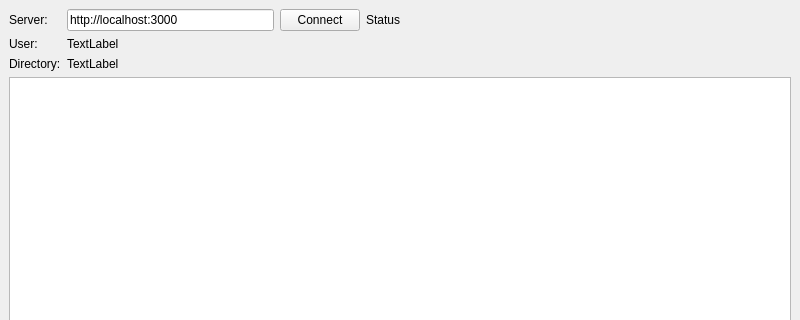
Above: client/src/mainwindow.ui from sierdzio/cutecloud before the change; both pictures show x 0 to 800 and y 0 to 320 of the 800 by 600 pixel window. Below: the same form after it.
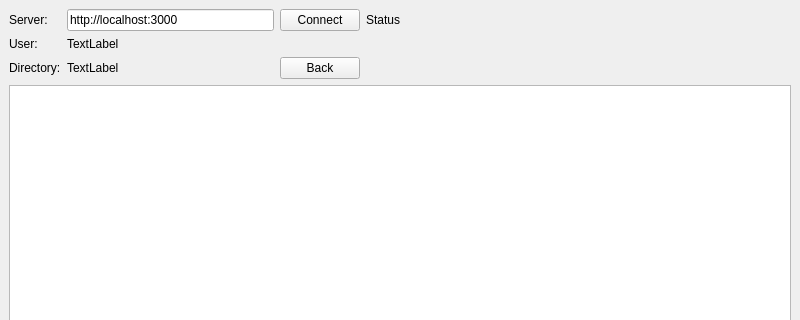
That is the form after the change.

Commit message: Add back button (somewhat working).

What changed in the file:
```diff
--- a/client/src/mainwindow.ui
+++ b/client/src/mainwindow.ui
@@ -75,6 +75,13 @@
           </property>
          </widget>
         </item>
+        <item row="2" column="2">
+         <widget class="QPushButton" name="backPushButton">
+          <property name="text">
+           <string>Back</string>
+          </property>
+         </widget>
+        </item>
        </layout>
       </item>
       <item>
```
The commit also changes 2 other files.
